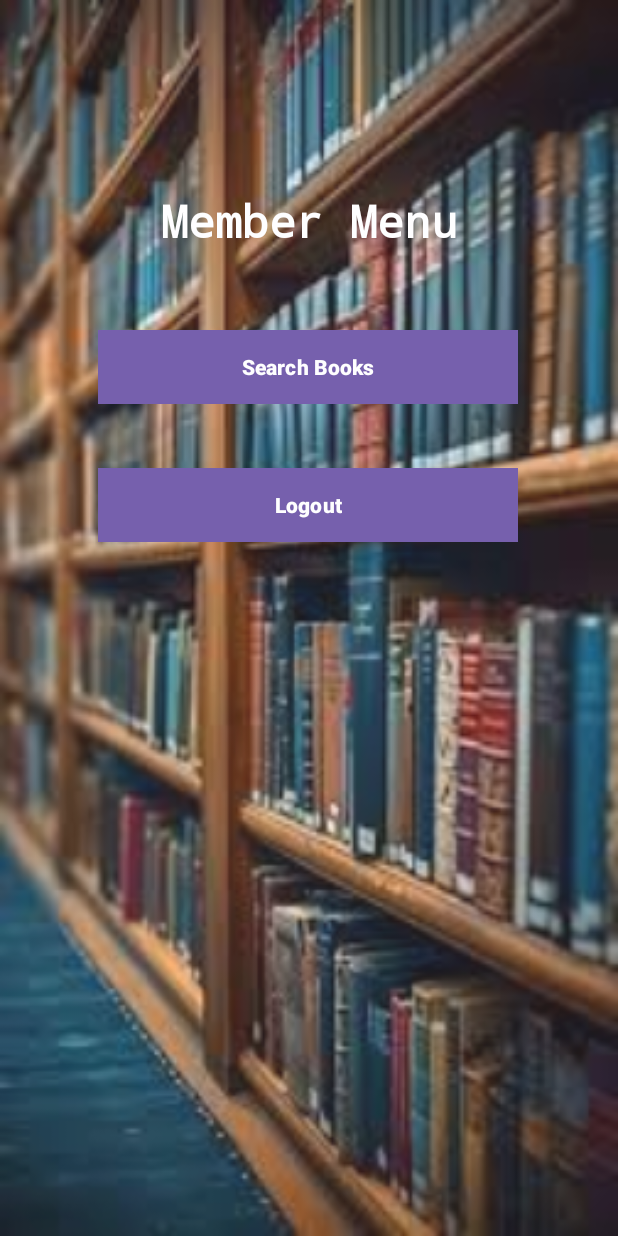
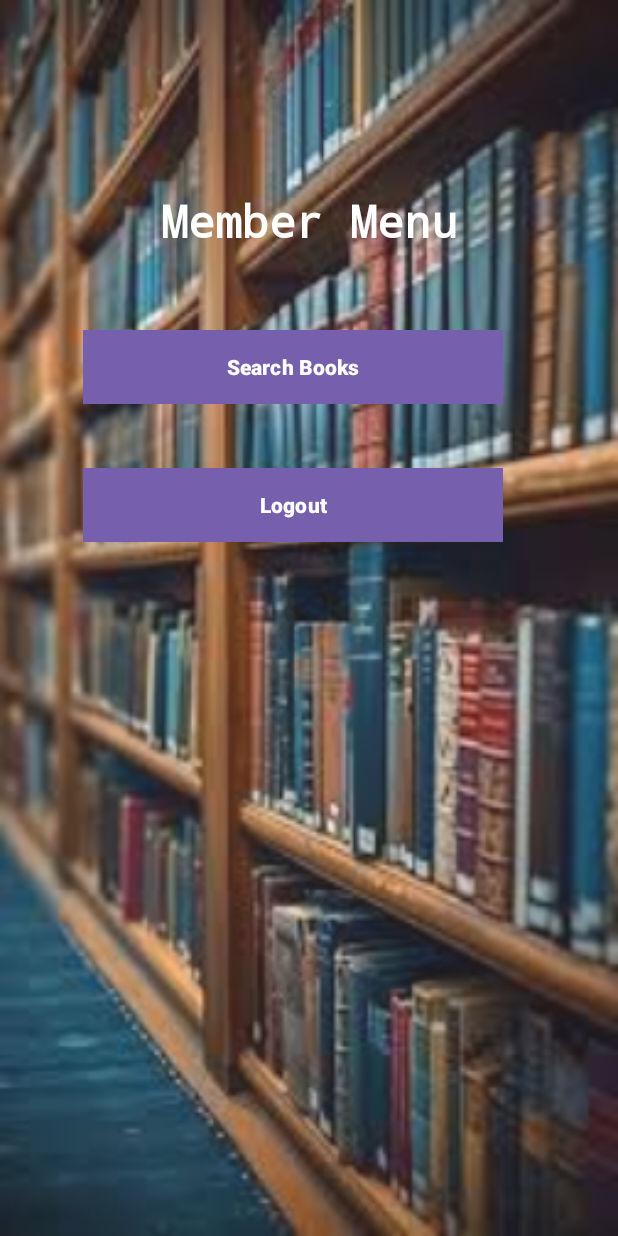
Before and after one commit to NavinduMadusanka/Assignment7-MIT3206-22550119, an Android app: the MemberMenu screen opened directly, with no data from a screen before it, on a phone screen of 412 x 824 dp. Run offline under Robolectric (Android 15) with nearby library versions, the phone set to English and light mode, and no system bars.

Commit message:
Initial Commit

```diff
--- a/app/src/main/res/layout/activity_member_menu.xml
+++ b/app/src/main/res/layout/activity_member_menu.xml
@@ -27,7 +27,7 @@
         android:id="@+id/btnserachbook"
         android:layout_width="280dp"
         android:layout_height="49dp"
-        android:layout_marginStart="65dp"
+        android:layout_marginStart="55dp"
         android:layout_marginTop="220dp"
         android:background="@color/colorPrimaryDark"
         android:text="Search Books"
@@ -40,7 +40,7 @@
         android:id="@+id/btnmemberlogout"
         android:layout_width="280dp"
         android:layout_height="49dp"
-        android:layout_marginStart="65dp"
+        android:layout_marginStart="55dp"
         android:layout_marginTop="312dp"
         android:background="@color/colorPrimaryDark"
         android:text="Logout"
```
